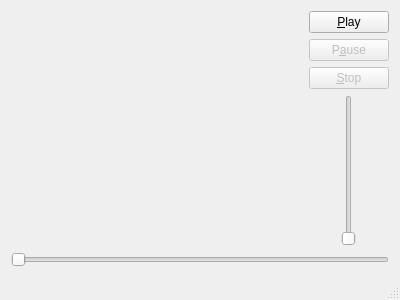
Taro3/linux_mp4_test, file mainwindow.ui: the form before one commit.
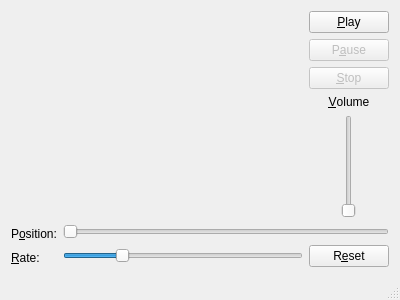
The form after the commit.

Commit message:
再生速度スライダー&再生速度リセットボタン追加
再生速度設定スライダーと再生速度リセットボタン処理実装

What changed in the file:
```diff
--- a/mainwindow.ui
+++ b/mainwindow.ui
@@ -14,7 +14,7 @@
    <string>MainWindow</string>
   </property>
   <widget class="QWidget" name="centralWidget">
-   <layout class="QVBoxLayout" name="verticalLayout_3">
+   <layout class="QVBoxLayout" name="verticalLayout_6">
     <item>
      <layout class="QHBoxLayout" name="horizontalLayout_2">
       <item>
@@ -29,7 +29,7 @@
        </widget>
       </item>
       <item>
-       <layout class="QVBoxLayout" name="verticalLayout_2">
+       <layout class="QVBoxLayout" name="verticalLayout_5">
         <item>
          <layout class="QVBoxLayout" name="verticalLayout">
           <item>
@@ -80,6 +80,21 @@
          </layout>
         </item>
         <item>
+         <layout class="QVBoxLayout" name="verticalLayout_2">
+          <item>
+           <widget class="QLabel" name="labelVolume">
+            <property name="text">
+             <string>&amp;Volume</string>
+            </property>
+            <property name="alignment">
+             <set>Qt::AlignCenter</set>
+            </property>
+            <property name="buddy">
+             <cstring>verticalSliderVolume</cstring>
+            </property>
+           </widget>
+          </item>
+          <item>
          <layout class="QHBoxLayout" name="horizontalLayout">
           <item>
            <widget class="QSlider" name="verticalSliderVolume">
@@ -103,8 +118,38 @@
       </item>
      </layout>
     </item>
+     </layout>
+    </item>
     <item>
-     <widget class="QSlider" name="horizontalSlider">
+     <layout class="QHBoxLayout" name="horizontalLayout_4">
+      <item>
+       <layout class="QVBoxLayout" name="verticalLayout_4">
+        <item>
+         <widget class="QLabel" name="labelPosition">
+          <property name="text">
+           <string>P&amp;osition:</string>
+          </property>
+          <property name="buddy">
+           <cstring>horizontalSliderPosition</cstring>
+          </property>
+         </widget>
+        </item>
+        <item>
+         <widget class="QLabel" name="labelPlaybackRate">
+          <property name="text">
+           <string>&amp;Rate:</string>
+          </property>
+          <property name="buddy">
+           <cstring>horizontalSliderPlaybackRate</cstring>
+          </property>
+         </widget>
+        </item>
+       </layout>
+      </item>
+      <item>
+       <layout class="QVBoxLayout" name="verticalLayout_3">
+        <item>
+         <widget class="QSlider" name="horizontalSliderPosition">
       <property name="pageStep">
        <number>10000</number>
       </property>
@@ -119,7 +164,56 @@
       </property>
      </widget>
     </item>
-   </layout>
+        <item>
+         <layout class="QHBoxLayout" name="horizontalLayout_3">
+          <item>
+           <widget class="QSlider" name="horizontalSliderPlaybackRate">
+            <property name="minimum">
+             <number>1</number>
+            </property>
+            <property name="maximum">
+             <number>40</number>
+            </property>
+            <property name="pageStep">
+             <number>1</number>
+            </property>
+            <property name="sliderPosition">
+             <number>10</number>
+            </property>
+            <property name="orientation">
+             <enum>Qt::Horizontal</enum>
+            </property>
+            <property name="invertedControls">
+             <bool>true</bool>
+            </property>
+           </widget>
+          </item>
+          <item>
+           <widget class="QPushButton" name="pushButtonResetPlaybackRate">
+            <property name="text">
+             <string>R&amp;eset</string>
+            </property>
+           </widget>
+          </item>
+         </layout>
+        </item>
+       </layout>
+      </item>
+     </layout>
+    </item>
+   </layout>
+   <zorder>horizontalSliderPosition</zorder>
+   <zorder>labelPosition</zorder>
+   <zorder>labelPlaybackRate</zorder>
+   <zorder>horizontalSliderPlaybackRate</zorder>
+   <zorder></zorder>
+   <zorder></zorder>
+   <zorder>horizontalSpacer</zorder>
+   <zorder>horizontalSpacer_2</zorder>
+   <zorder>horizontalSpacer</zorder>
+   <zorder>horizontalSpacer_2</zorder>
+   <zorder></zorder>
+   <zorder>pushButtonResetPlaybackRate</zorder>
   </widget>
   <widget class="QStatusBar" name="statusBar"/>
  </widget>
```
Left out of the diff: 1 changed line with no effect on the pictures. Lines whose indentation alone changed are shown as unchanged. The commit also changes 2 other files.
